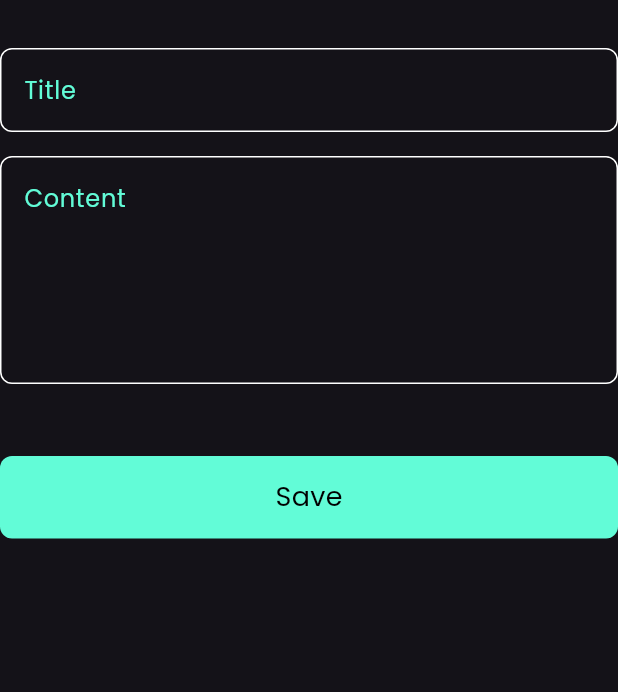
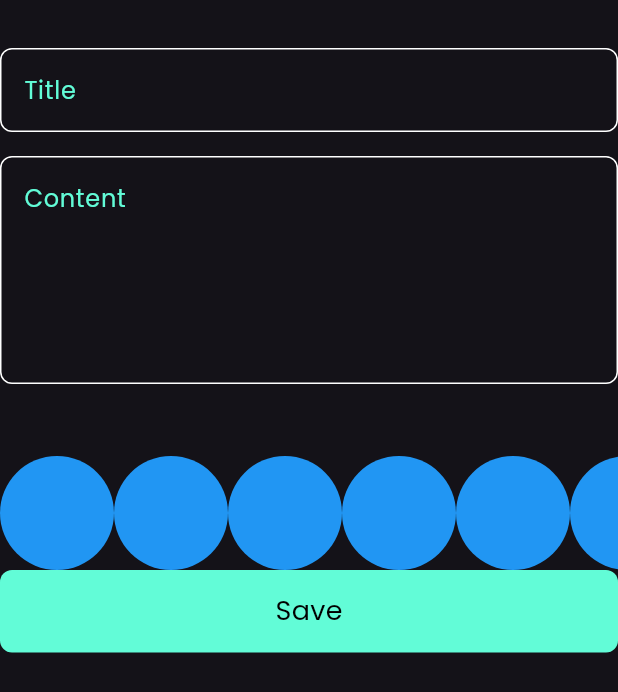
Before and after one commit to AbdullahCod3/notes_app, a Flutter app: the AddNoteForm widget shown alone on an empty page, opened directly, on a phone screen of 412 x 824 dp. Shown: the top 692 px of the screen. Run offline on Flutter 3.47's test engine with Material 3 defaults, Android fonts, the phone set to English and light mode, and no system bars; our stand-ins replace bloc, flutter_bloc, font_awesome_flutter, hive, hive_flutter, modal_progress_hud_nsn; accounts and stored records are empty.

Commit message:
create colors list view part one

```diff
--- a/lib/views/widgets/add_note_form.dart
+++ b/lib/views/widgets/add_note_form.dart
@@ -3,6 +3,7 @@ import 'package:flutter_bloc/flutter_bloc.dart';
 import 'package:intl/intl.dart';
 import 'package:notes_app/cubits/add_note_cubit/add_note_cubit.dart';
 import 'package:notes_app/models/note_model.dart';
+import 'package:notes_app/views/widgets/colors_list_view.dart';
 import 'package:notes_app/views/widgets/custom_button.dart';
 import 'package:notes_app/views/widgets/custom_text_field.dart';
 
@@ -41,6 +42,7 @@ class _AddNoteFormState extends State<AddNoteForm> {
             },
           ),
           SizedBox(height: 48),
+          ColorsListView(),
           BlocBuilder<AddNoteCubit, AddNoteState>(
             builder: (context, state) {
               return CustomButton(
--- /dev/null
+++ b/lib/views/widgets/colors_list_view.dart
@@ -0,0 +1,29 @@
+import 'package:flutter/material.dart';
+
+class ColorsItem extends StatelessWidget {
+  const ColorsItem({super.key});
+
+  @override
+  Widget build(BuildContext context) {
+    return const CircleAvatar(backgroundColor: Colors.blue, radius: 38);
+  }
+}
+
+class ColorsListView extends StatelessWidget {
+  const ColorsListView({super.key});
+
+  @override
+  Widget build(BuildContext context) {
+    return SizedBox(
+      height: 38 * 2,
+      child: ListView.builder(
+        itemCount: 10,
+        scrollDirection: Axis.horizontal,
+        // scrollDirection: Axis.horizontal,
+        itemBuilder: (context, index) {
+          return ColorsItem();
+        },
+      ),
+    );
+  }
+}
```
